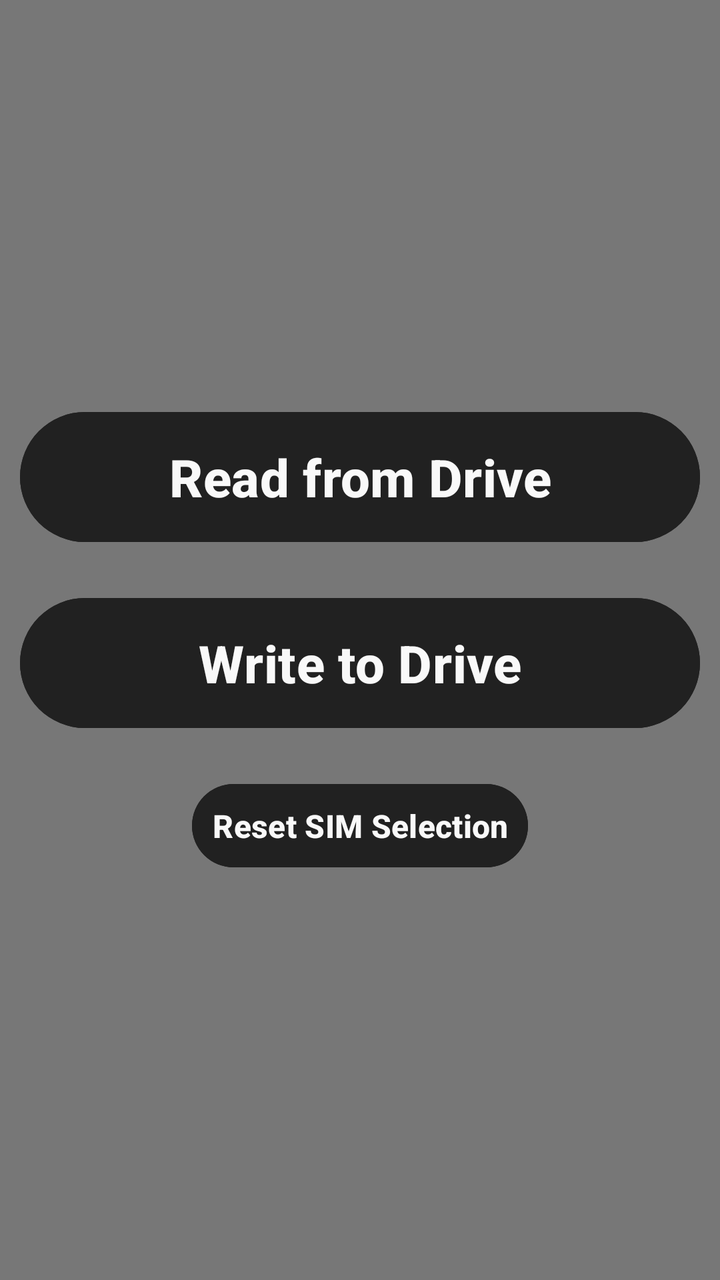
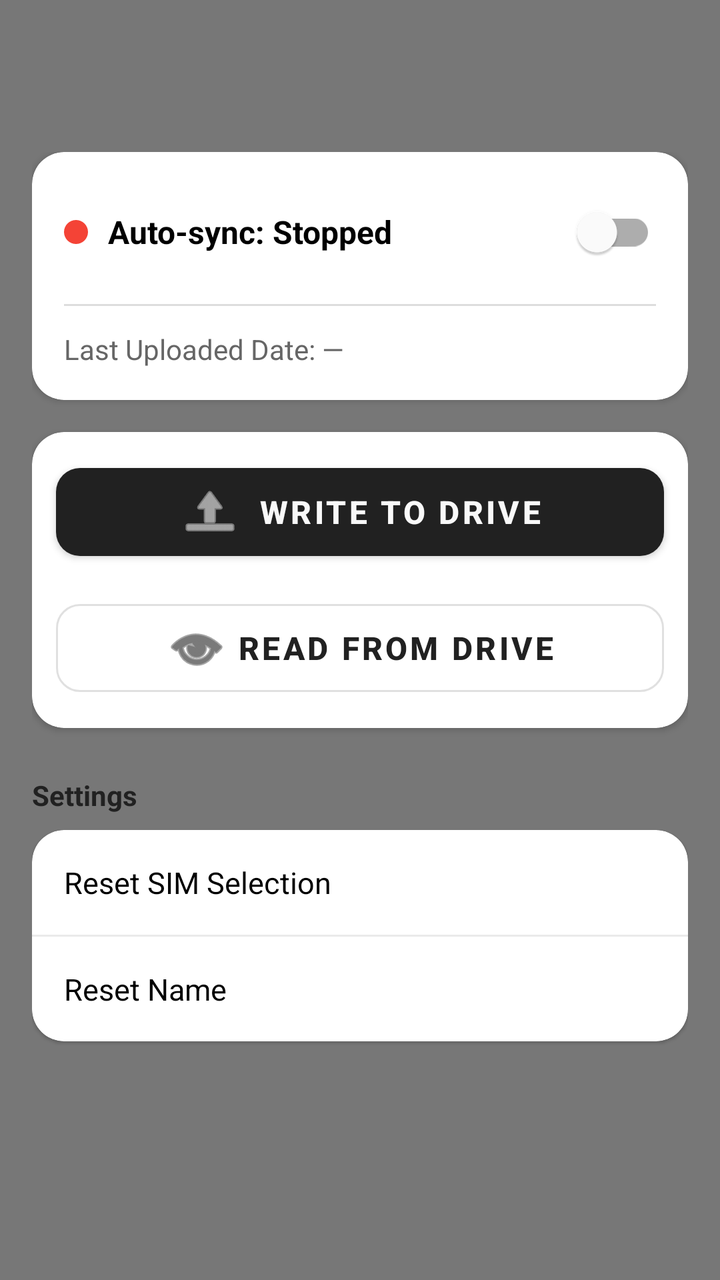

Compare the two renders of this Android layout. The source of the first and the diff that turns it into the second are given below.
<!-- AndroidManifest.xml: application theme Theme.Calls -->
<!-- res/layout/activity_main.xml -->
<?xml version="1.0" encoding="utf-8"?>
<RelativeLayout xmlns:android="http://schemas.android.com/apk/res/android"
    xmlns:app="http://schemas.android.com/apk/res-auto"
    xmlns:tools="http://schemas.android.com/tools"
    android:id="@+id/main"
    android:layout_width="match_parent"
    android:layout_height="match_parent"
    tools:context=".activities.MainActivity"
    android:background="@color/background">

    <RelativeLayout
        android:layout_width="match_parent"
        android:layout_height="wrap_content"
        android:layout_centerHorizontal="true"
        android:layout_centerVertical="true">

        <Button
            android:id="@+id/btnRead"
            android:layout_width="match_parent"
            android:layout_height="wrap_content"
            android:text="Read from Drive"
            android:layout_margin="10sp"
            android:textColor="@color/buttonText"
            android:backgroundTint="@color/button"
            android:textStyle="bold"
            android:padding="15dp"
            android:textSize="26sp">

        </Button>
        <Button
            android:id="@+id/btnWrite"
            android:layout_width="match_parent"
            android:layout_height="wrap_content"
            android:text="Write to Drive"
            android:layout_margin="10sp"
            android:textColor="@color/buttonText"
            android:backgroundTint="@color/button"
            android:textStyle="bold"
            android:padding="15dp"
            android:textSize="26sp"
            android:layout_below="@id/btnRead"/>

        <Button
            android:id="@+id/btnResetSim"
            android:layout_width="wrap_content"
            android:layout_height="wrap_content"
            android:layout_centerHorizontal="true"
            android:text="Reset SIM Selection"
            android:layout_margin="10sp"
            android:textColor="@color/buttonText"
            android:backgroundTint="@color/button"
            android:textStyle="bold"
            android:padding="10dp"
            android:textSize="16sp"
            android:layout_below="@id/btnWrite"/>

    </RelativeLayout>

</RelativeLayout>
<!-- resources referenced by this layout -->
<resources>
  <color name="background">#777777</color>
  <color name="button">#212121</color>
  <color name="buttonText">#F9F9F9</color>
  <style name="Theme.Calls" parent="Base.Theme.Calls" />
  <style name="Base.Theme.Calls" parent="Theme.Material3.DayNight.NoActionBar">
          
          
      </style>
</resources>

<!-- the commit's change to res/layout/activity_main.xml (unified diff, before → after) -->
@@ -1,59 +1,182 @@
 <?xml version="1.0" encoding="utf-8"?>
-<RelativeLayout xmlns:android="http://schemas.android.com/apk/res/android"
+<androidx.coordinatorlayout.widget.CoordinatorLayout xmlns:android="http://schemas.android.com/apk/res/android"
     xmlns:app="http://schemas.android.com/apk/res-auto"
     xmlns:tools="http://schemas.android.com/tools"
-    android:id="@+id/main"
     android:layout_width="match_parent"
     android:layout_height="match_parent"
-    tools:context=".activities.MainActivity"
-    android:background="@color/background">
+    android:background="@color/background"
+    tools:context=".activities.MainActivity">
 
-    <RelativeLayout
+    <ScrollView
         android:layout_width="match_parent"
-        android:layout_height="wrap_content"
-        android:layout_centerHorizontal="true"
-        android:layout_centerVertical="true">
+        android:layout_height="match_parent"
+        android:fillViewport="true"
+        android:layout_marginTop="60dp">
 
-        <Button
-            android:id="@+id/btnRead"
+        <LinearLayout
             android:layout_width="match_parent"
             android:layout_height="wrap_content"
-            android:text="Read from Drive"
-            android:layout_margin="10sp"
-            android:textColor="@color/buttonText"
-            android:backgroundTint="@color/button"
-            android:textStyle="bold"
-            android:padding="15dp"
-            android:textSize="26sp">
+            android:orientation="vertical"
+            android:padding="16dp">
 
-        </Button>
-        <Button
-            android:id="@+id/btnWrite"
-            android:layout_width="match_parent"
-            android:layout_height="wrap_content"
-            android:text="Write to Drive"
-            android:layout_margin="10sp"
-            android:textColor="@color/buttonText"
-            android:backgroundTint="@color/button"
-            android:textStyle="bold"
-            android:padding="15dp"
-            android:textSize="26sp"
-            android:layout_below="@id/btnRead"/>
+            
+            <com.google.android.material.card.MaterialCardView
+                android:layout_width="match_parent"
+                android:layout_height="wrap_content"
+                app:cardCornerRadius="16dp"
+                app:cardElevation="2dp"
+                android:layout_marginBottom="16dp">
 
-        <Button
-            android:id="@+id/btnResetSim"
-            android:layout_width="wrap_content"
-            android:layout_height="wrap_content"
-            android:layout_centerHorizontal="true"
-            android:text="Reset SIM Selection"
-            android:layout_margin="10sp"
-            android:textColor="@color/buttonText"
-            android:backgroundTint="@color/button"
-            android:textStyle="bold"
-            android:padding="10dp"
-            android:textSize="16sp"
-            android:layout_below="@id/btnWrite"/>
+                <LinearLayout
+                    android:layout_width="match_parent"
+                    android:layout_height="wrap_content"
+                    android:orientation="vertical"
+                    android:padding="16dp">
 
-    </RelativeLayout>
+                    <LinearLayout
+                        android:layout_width="match_parent"
+                        android:layout_height="wrap_content"
+                        android:orientation="horizontal"
+                        android:gravity="center_vertical">
 
-</RelativeLayout>
+                        <View
+                            android:id="@+id/syncStatusDot"
+                            android:layout_width="12dp"
+                            android:layout_height="12dp"
+                            android:background="@drawable/circle_shape"
+                            android:backgroundTint="@color/call_missed"/>
+
+                        <TextView
+                            android:id="@+id/tvSyncStatus"
+                            android:layout_width="0dp"
+                            android:layout_height="wrap_content"
+                            android:layout_weight="1"
+                            android:layout_marginStart="10dp"
+                            android:text="Auto-sync: Stopped"
+                            android:textSize="16sp"
+                            android:textStyle="bold"
+                            android:textColor="@color/black"/>
+
+                        <com.google.android.material.switchmaterial.SwitchMaterial
+                            android:id="@+id/switchAutoSync"
+                            android:layout_width="wrap_content"
+                            android:layout_height="wrap_content"/>
+
+                    </LinearLayout>
+
+                    <View
+                        android:layout_width="match_parent"
+                        android:layout_height="1dp"
+                        android:background="#22000000"
+                        android:layout_marginVertical="12dp"/>
+
+                    <TextView
+                        android:id="@+id/lastUpload"
+                        android:layout_width="match_parent"
+                        android:layout_height="wrap_content"
+                        android:text="Last Uploaded Date: —"
+                        android:textSize="14sp"
+                        android:textColor="#666666"/>
+
+                </LinearLayout>
+            </com.google.android.material.card.MaterialCardView>
+
+            
+            <com.google.android.material.card.MaterialCardView
+                android:layout_width="match_parent"
+                android:layout_height="wrap_content"
+                app:cardCornerRadius="16dp"
+                app:cardElevation="2dp"
+                android:layout_marginBottom="24dp">
+
+                <LinearLayout
+                    android:layout_width="match_parent"
+                    android:layout_height="wrap_content"
+                    android:orientation="vertical">
+
+                    <Button
+                        android:id="@+id/btnWrite"
+                        style="@style/Widget.MaterialComponents.Button"
+                        android:layout_width="match_parent"
+                        android:layout_height="56dp"
+                        android:layout_margin="12dp"
+                        android:text="Write to Drive"
+                        android:textSize="16sp"
+                        android:textStyle="bold"
+                        app:cornerRadius="12dp"
+                        app:icon="@android:drawable/ic_menu_upload"
+                        app:iconGravity="textStart"/>
+
+                    <Button
+                        android:id="@+id/btnRead"
+                        style="@style/Widget.MaterialComponents.Button.OutlinedButton"
+                        android:layout_width="match_parent"
+                        android:layout_height="56dp"
+                        android:layout_marginHorizontal="12dp"
+                        android:layout_marginBottom="12dp"
+                        android:text="Read from Drive"
+                        android:textSize="16sp"
+                        android:textStyle="bold"
+                        app:cornerRadius="12dp"
+                        app:icon="@android:drawable/ic_menu_view"
+                        app:iconGravity="textStart"/>
+
+                </LinearLayout>
+            </com.google.android.material.card.MaterialCardView>
+
+            <TextView
+                android:layout_width="wrap_content"
+                android:layout_height="wrap_content"
+                android:text="Settings"
+                android:textSize="14sp"
+                android:textStyle="bold"
+                android:textColor="@color/recycleTextPrim"
+                android:layout_marginBottom="8dp"/>
+
+            <com.google.android.material.card.MaterialCardView
+                android:layout_width="match_parent"
+                android:layout_height="wrap_content"
+                app:cardCornerRadius="16dp"
+                app:cardElevation="1dp">
+
+                <LinearLayout
+                    android:layout_width="match_parent"
+                    android:layout_height="wrap_content"
+                    android:orientation="vertical">
+
+                    <TextView
+                        android:id="@+id/btnResetSim"
+                        android:layout_width="match_parent"
+                        android:layout_height="wrap_content"
+                        android:padding="16dp"
+                        android:text="Reset SIM Selection"
+                        android:textSize="15sp"
+                        android:textColor="@color/black"
+                        android:background="?attr/selectableItemBackground"
+                        android:clickable="true"
+                        android:focusable="true"/>
+
+                    <View
+                        android:layout_width="match_parent"
+                        android:layout_height="1dp"
+                        android:background="#15000000"/>
+
+                    <TextView
+                        android:id="@+id/btnResetName"
+                        android:layout_width="match_parent"
+                        android:layout_height="wrap_content"
+                        android:padding="16dp"
+                        android:text="Reset Name"
+                        android:textSize="15sp"
+                        android:textColor="@color/black"
+                        android:background="?attr/selectableItemBackground"
+                        android:clickable="true"
+                        android:focusable="true"/>
+
+                </LinearLayout>
+            </com.google.android.material.card.MaterialCardView>
+
+        </LinearLayout>
+    </ScrollView>
+
+</androidx.coordinatorlayout.widget.CoordinatorLayout>
<!-- resource entries referenced after the edit -->
@@ -1,12 +1,21 @@
 <!-- resources referenced by this layout -->
 <resources>
   <color name="background">#777777</color>
+  <color name="black">#FF000000</color>
+  <color name="call_missed">#F44336</color>
+  <color name="recycleTextPrim">#212121</color>
+  <!-- drawable circle_shape (drawable) -->
+  <?xml version="1.0" encoding="utf-8"?>
+  <shape xmlns:android="http://schemas.android.com/apk/res/android"
+      android:shape="oval">
+      <solid android:color="@android:color/white"/>
+  </shape>
   <color name="button">#212121</color>
   <color name="buttonText">#F9F9F9</color>
-  <style name="Theme.Calls" parent="Base.Theme.Calls" />
-  <style name="Base.Theme.Calls" parent="Theme.Material3.DayNight.NoActionBar">
-          
-          
+  <style name="Theme.Calls" parent="Theme.MaterialComponents.Light.NoActionBar">
+          <item name="colorPrimary">@color/button</item>
+          <item name="colorOnPrimary">@color/buttonText</item>
+          <item name="android:statusBarColor">@color/background</item>
       </style>
 </resources>
 
